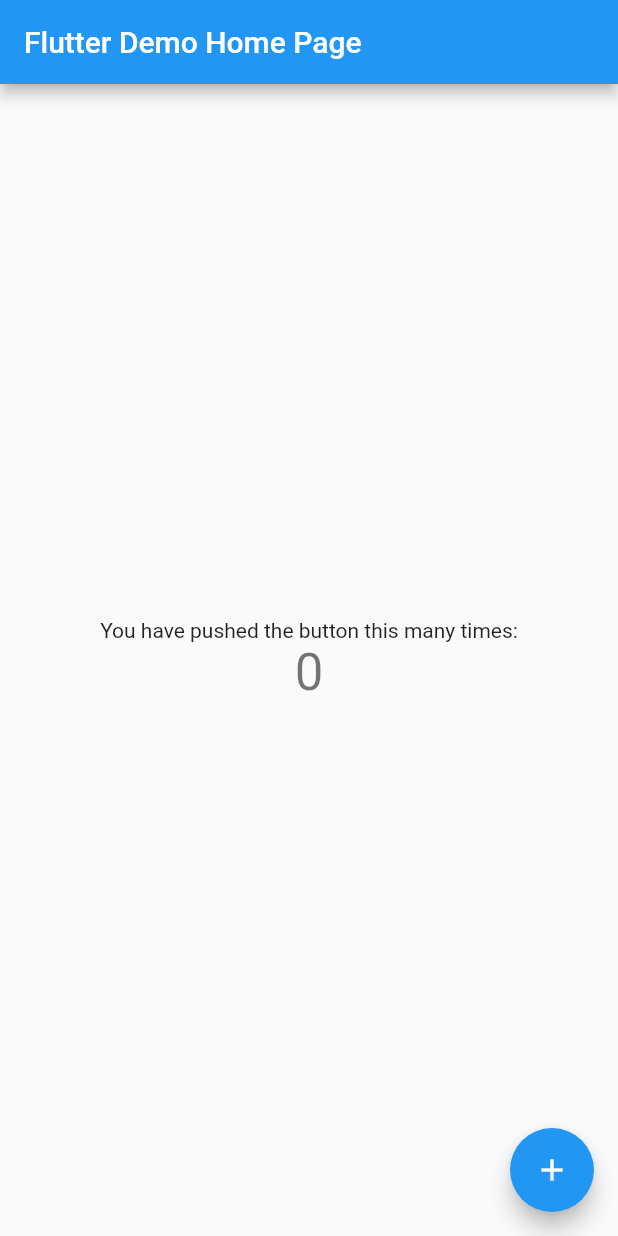
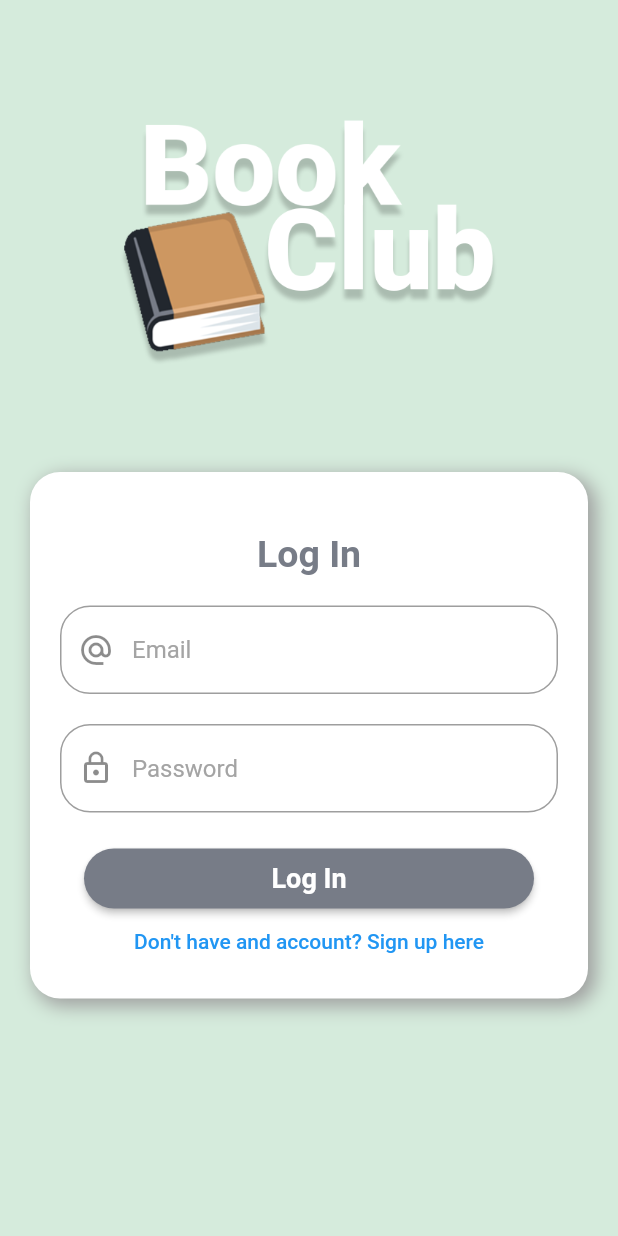
Before and after one commit to Dennocui/bookclub, a Flutter app: the screen it shows after launch, on a phone screen of 412 x 824 dp. Run offline on Flutter 3.47's test engine with Material 2 defaults, Android fonts, the phone set to English and light mode, and no system bars; our stand-ins replace firebase_auth, firebase_core; accounts and stored records are empty.

Commit message:
login and signup firebase

```diff
--- a/book_club/lib/main.dart
+++ b/book_club/lib/main.dart
@@ -1,6 +1,17 @@
+import 'package:book_club/screens/login/login.dart';
+import 'package:book_club/states/currentUser.dart';
+import 'package:book_club/utils/ourTheme.dart';
+import 'package:firebase_core/firebase_core.dart';
 import 'package:flutter/material.dart';
+import 'package:provider/provider.dart';
 
-void main() {
+// void main() {
+//   runApp(MyApp());
+// }
+
+void main() async {
+  WidgetsFlutterBinding.ensureInitialized();
+  await Firebase.initializeApp();
   runApp(MyApp());
 }
 
@@ -8,106 +19,13 @@
   // This widget is the root of your application.
   @override
   Widget build(BuildContext context) {
-    return MaterialApp(
-      title: 'Flutter Demo',
-      theme: ThemeData(
-        // This is the theme of your application.
-        //
-        // Try running your application with "flutter run". You'll see the
-        // application has a blue toolbar. Then, without quitting the app, try
-        // changing the primarySwatch below to Colors.green and then invoke
-        // "hot reload" (press "r" in the console where you ran "flutter run",
-        // or simply save your changes to "hot reload" in a Flutter IDE).
-        // Notice that the counter didn't reset back to zero; the application
-        // is not restarted.
-        primarySwatch: Colors.blue,
+    return ChangeNotifierProvider(
+      create: (context) => CurrentUser(),
+      child: MaterialApp(
+        debugShowCheckedModeBanner: false,
+        theme: OurTheme().buildTheme(),
+        home: OurLogin(),
       ),
-      home: MyHomePage(title: 'Flutter Demo Home Page'),
     );
   }
 }
-
-class MyHomePage extends StatefulWidget {
-  MyHomePage({Key? key, required this.title}) : super(key: key);
-
-  // This widget is the home page of your application. It is stateful, meaning
-  // that it has a State object (defined below) that contains fields that affect
-  // how it looks.
-
-  // This class is the configuration for the state. It holds the values (in this
-  // case the title) provided by the parent (in this case the App widget) and
-  // used by the build method of the State. Fields in a Widget subclass are
-  // always marked "final".
-
-  final String title;
-
-  @override
-  _MyHomePageState createState() => _MyHomePageState();
-}
-
-class _MyHomePageState extends State<MyHomePage> {
-  int _counter = 0;
-
-  void _incrementCounter() {
-    setState(() {
-      // This call to setState tells the Flutter framework that something has
-      // changed in this State, which causes it to rerun the build method below
-      // so that the display can reflect the updated values. If we changed
-      // _counter without calling setState(), then the build method would not be
-      // called again, and so nothing would appear to happen.
-      _counter++;
-    });
-  }
-
-  @override
-  Widget build(BuildContext context) {
-    // This method is rerun every time setState is called, for instance as done
-    // by the _incrementCounter method above.
-    //
-    // The Flutter framework has been optimized to make rerunning build methods
-    // fast, so that you can just rebuild anything that needs updating rather
-    // than having to individually change instances of widgets.
-    return Scaffold(
-      appBar: AppBar(
-        // Here we take the value from the MyHomePage object that was created by
-        // the App.build method, and use it to set our appbar title.
-        title: Text(widget.title),
-      ),
-      body: Center(
-        // Center is a layout widget. It takes a single child and positions it
-        // in the middle of the parent.
-        child: Column(
-          // Column is also a layout widget. It takes a list of children and
-          // arranges them vertically. By default, it sizes itself to fit its
-          // children horizontally, and tries to be as tall as its parent.
-          //
-          // Invoke "debug painting" (press "p" in the console, choose the
-          // "Toggle Debug Paint" action from the Flutter Inspector in Android
-          // Studio, or the "Toggle Debug Paint" command in Visual Studio Code)
-          // to see the wireframe for each widget.
-          //
-          // Column has various properties to control how it sizes itself and
-          // how it positions its children. Here we use mainAxisAlignment to
-          // center the children vertically; the main axis here is the vertical
-          // axis because Columns are vertical (the cross axis would be
-          // horizontal).
-          mainAxisAlignment: MainAxisAlignment.center,
-          children: <Widget>[
-            Text(
-              'You have pushed the button this many times:',
-            ),
-            Text(
-              '$_counter',
-              style: Theme.of(context).textTheme.headline4,
-            ),
-          ],
-        ),
-      ),
-      floatingActionButton: FloatingActionButton(
-        onPressed: _incrementCounter,
-        tooltip: 'Increment',
-        child: Icon(Icons.add),
-      ), // This trailing comma makes auto-formatting nicer for build methods.
-    );
-  }
-}
--- /dev/null
+++ b/book_club/lib/screens/login/localwidgets/loginForm.dart
@@ -0,0 +1,108 @@
+import 'package:book_club/screens/home/home.dart';
+import 'package:book_club/screens/signup/signup.dart';
+import 'package:book_club/states/currentUser.dart';
+import 'package:book_club/widgets/ourContainer.dart';
+import 'package:flutter/material.dart';
+import 'package:provider/provider.dart';
+
+class OurLoginForm extends StatefulWidget {
+  @override
+  State<OurLoginForm> createState() => _OurLoginFormState();
+}
+
+class _OurLoginFormState extends State<OurLoginForm> {
+  TextEditingController _emailController = TextEditingController();
+  TextEditingController _passwordController = TextEditingController();
+
+  void _loginUser(String email, String password, BuildContext context) async {
+    CurrentUser _currentUser = Provider.of<CurrentUser>(context, listen: false);
+
+    try {
+      if (await _currentUser.loginUser(email, password)) {
+        Navigator.of(context).push(
+          MaterialPageRoute(
+            builder: (context) => HomeScreen(),
+          ),
+        );
+      } else {
+        ScaffoldMessenger.of(context).showSnackBar(
+          SnackBar(
+            content: Text("Incorrect Login Credentials!"),
+            duration: Duration(seconds: 4),
+          ),
+        );
+      }
+    } catch (e) {
+      print(e);
+    }
+  }
+
+  @override
+  Widget build(BuildContext context) {
+    return OurContainer(
+      child: Column(children: <Widget>[
+        Padding(
+          padding: EdgeInsets.symmetric(vertical: 20.0, horizontal: 8.0),
+          child: Text(
+            "Log In",
+            style: TextStyle(
+              color: Theme.of(context).secondaryHeaderColor,
+              fontSize: 25.0,
+              fontWeight: FontWeight.bold,
+            ),
+          ),
+        ),
+        TextFormField(
+          controller: _emailController,
+          decoration: InputDecoration(
+            prefixIcon: Icon(Icons.alternate_email),
+            hintText: "Email",
+          ),
+        ),
+        SizedBox(
+          height: 20.0,
+        ),
+        TextFormField(
+          controller: _passwordController,
+          decoration: InputDecoration(
+            prefixIcon: Icon(Icons.lock_outline),
+            hintText: "Password",
+          ),
+          obscureText: true,
+        ),
+        SizedBox(
+          height: 20.0,
+        ),
+        ElevatedButton(
+          child: Padding(
+            padding: EdgeInsets.symmetric(horizontal: 100),
+            child: Text(
+              "Log In",
+              style: TextStyle(
+                  color: Colors.white,
+                  fontWeight: FontWeight.bold,
+                  fontSize: 18.0),
+            ),
+          ),
+          onPressed: () {
+            _loginUser(
+                _emailController.text, _passwordController.text, context);
+          },
+        ),
+        TextButton(
+          child: Text("Don't have and account? Sign up here"),
+          style: TextButton.styleFrom(
+            tapTargetSize: MaterialTapTargetSize.shrinkWrap,
+          ),
+          onPressed: () {
+            Navigator.of(context).push(
+              MaterialPageRoute(
+                builder: (context) => OurSignUp(),
+              ),
+            );
+          },
+        ),
+      ]),
+    );
+  }
+}
--- /dev/null
+++ b/book_club/lib/screens/login/login.dart
@@ -0,0 +1,30 @@
+import 'package:book_club/screens/login/localwidgets/loginForm.dart';
+import 'package:flutter/material.dart';
+
+class OurLogin extends StatelessWidget {
+  @override
+  Widget build(BuildContext context) {
+    return Scaffold(
+      body: Row(
+        mainAxisAlignment: MainAxisAlignment.center,
+        children: <Widget>[
+          Expanded(
+            child: ListView(
+              padding: EdgeInsets.all(20.0),
+              children: <Widget>[
+                Padding(
+                  padding: EdgeInsets.all(40.0),
+                  child: Image.asset("assets/logo.png"),
+                ),
+                SizedBox(
+                  height: 20.0,
+                ),
+                OurLoginForm(),
+              ],
+            ),
+          )
+        ],
+      ),
+    );
+  }
+}
--- /dev/null
+++ b/book_club/lib/states/currentUser.dart
@@ -0,0 +1,47 @@
+import 'package:firebase_auth/firebase_auth.dart';
+import 'package:flutter/foundation.dart';
+
+class CurrentUser extends ChangeNotifier {
+  late String _uid;
+  late String _email;
+
+  String get getUid => _uid;
+  String get getEmail => _email;
+
+  // Firebase.initializeApp()
+  FirebaseAuth _auth = FirebaseAuth.instance;
+
+  Future<bool> signUpUser(String email, String password) async {
+    bool retVal = false;
+
+    try {
+      UserCredential _authResult = await _auth.createUserWithEmailAndPassword(
+          email: email, password: password);
+
+      if (_authResult.user != null) {
+        retVal = true;
+      }
+    } catch (e) {
+      print(e);
+    }
+    return retVal;
+  }
+
+  Future<bool> loginUser(String email, String password) async {
+    bool retVal = false;
+
+    try {
+      UserCredential _authResult = await _auth.signInWithEmailAndPassword(
+          email: email, password: password);
+
+      if (_authResult.user != null) {
+        _uid = _authResult.user!.uid;
+        _email = _authResult.user!.email!;
+        retVal = true;
+      }
+    } catch (e) {
+      print(e);
+    }
+    return retVal;
+  }
+}
--- /dev/null
+++ b/book_club/lib/utils/ourTheme.dart
@@ -0,0 +1,42 @@
+import 'package:flutter/material.dart';
+
+class OurTheme {
+  Color _lightGreen = Color.fromARGB(255, 213, 235, 220);
+  Color _lightGrey = Color.fromARGB(255, 164, 164, 164);
+  Color _darkerGrey = Color.fromARGB(255, 119, 124, 135);
+  ThemeData buildTheme() {
+    return ThemeData(
+      canvasColor: _lightGreen,
+      primaryColor: _lightGreen,
+      secondaryHeaderColor: _darkerGrey,
+      colorScheme: ColorScheme.fromSwatch().copyWith(secondary: _lightGrey),
+      hintColor: _lightGrey,
+      inputDecorationTheme: InputDecorationTheme(
+        border: OutlineInputBorder(
+          borderRadius: BorderRadius.circular(20.0),
+          borderSide: BorderSide(
+            color: _lightGrey,
+          ),
+        ),
+        focusedBorder: OutlineInputBorder(
+          borderRadius: BorderRadius.circular(20.0),
+          borderSide: BorderSide(
+            color: _lightGreen,
+          ),
+        ),
+      ),
+      elevatedButtonTheme: ElevatedButtonThemeData(
+        style: TextButton.styleFrom(
+          backgroundColor: _darkerGrey,
+          padding: EdgeInsets.symmetric(horizontal: 10.0),
+          // minWidth: 150,
+          // height: 40.0,
+          fixedSize: const Size(300, 40.0),
+          shape: RoundedRectangleBorder(
+            borderRadius: BorderRadius.circular(20.0),
+          ),
+        ),
+      ),
+    );
+  }
+}
--- /dev/null
+++ b/book_club/lib/widgets/ourContainer.dart
@@ -0,0 +1,29 @@
+import 'package:flutter/material.dart';
+
+class OurContainer extends StatelessWidget {
+  final Widget child;
+  const OurContainer({Key? key, required this.child}) : super(key: key);
+
+  @override
+  Widget build(BuildContext context) {
+    return Container(
+      padding: EdgeInsets.all(20.0),
+      decoration: BoxDecoration(
+        color: Colors.white,
+        borderRadius: BorderRadius.circular(20.0),
+        boxShadow: [
+          BoxShadow(
+            color: Colors.grey,
+            blurRadius: 10.0,
+            spreadRadius: 1.0,
+            offset: Offset(
+              4.0,
+              4.0,
+            ),
+          )
+        ],
+      ),
+      child: child,
+    );
+  }
+}
```
Also changed, not shown: book_club/lib/screens/home/home.dart (added, +14 -0 lines), book_club/lib/screens/signup/localwidgets/signUpForm.dart (added, +116 -0 lines), book_club/lib/screens/signup/signup.dart (added, +34 -0 lines), book_club/pubspec.yaml (+7 -3 lines), book_club/assets/google_logo.png (added), book_club/assets/logo.png (added), book_club/pubspec.lock, 4 other files.
